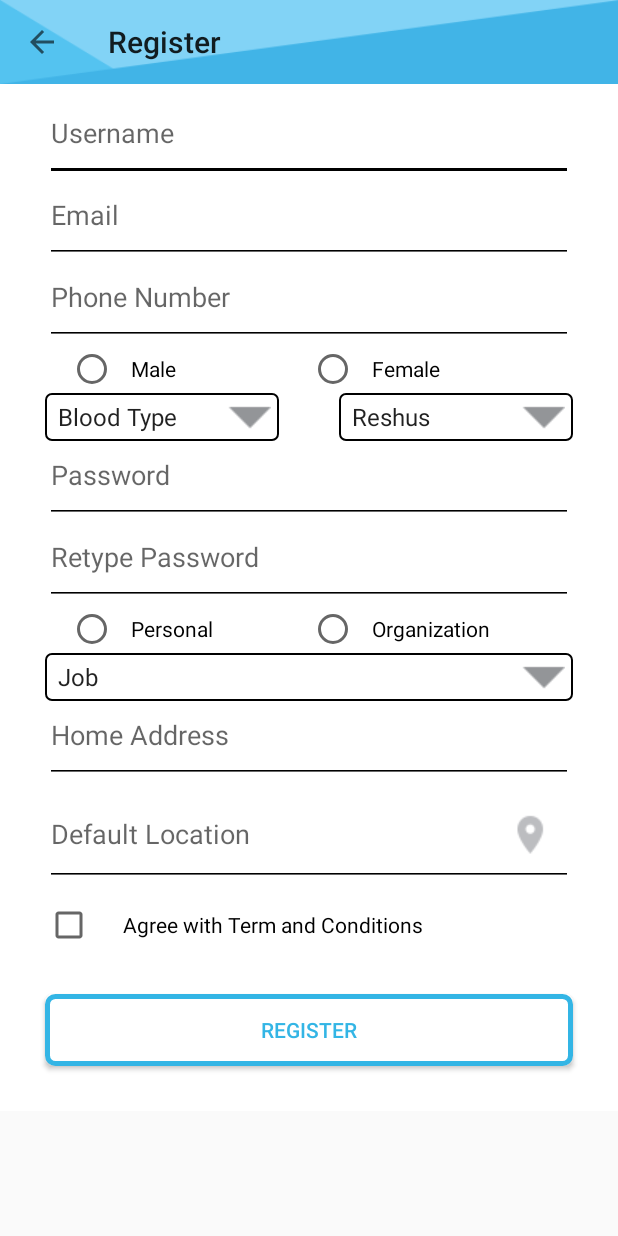
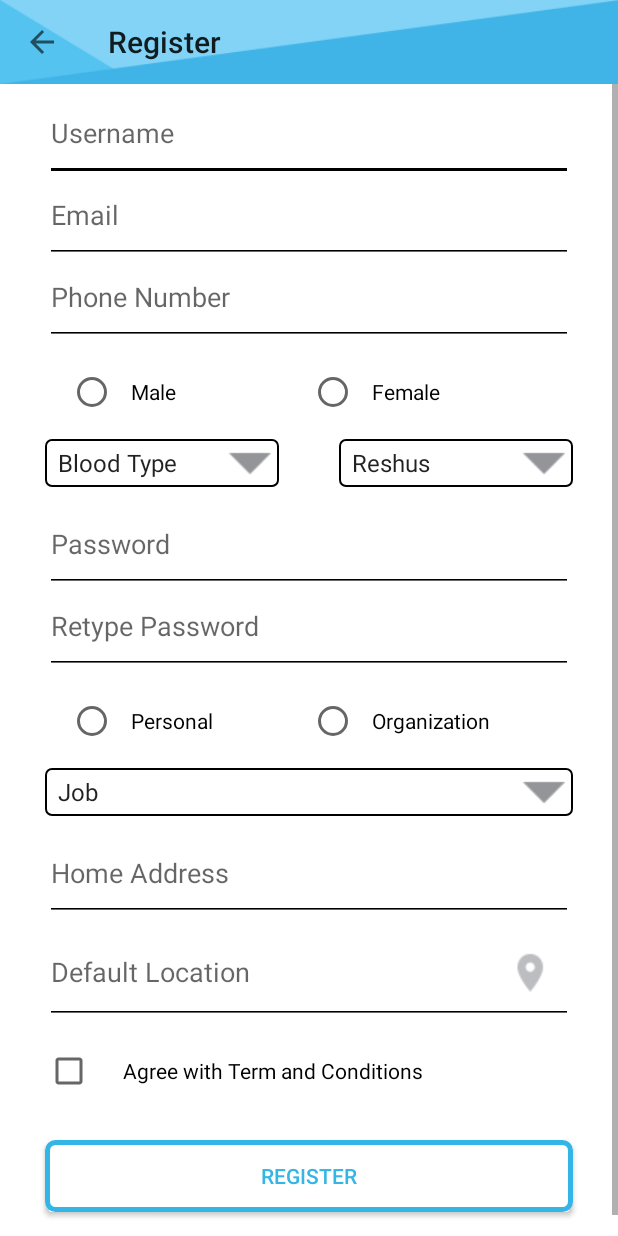
Before and after one commit to kurniawanharry/bloodshare, an Android app: the RegisterActivity screen opened directly, with no data from a screen before it, on a phone screen of 412 x 824 dp. Run offline under Robolectric (Android 15) with nearby library versions, the phone set to English and light mode, and no system bars.

Commit message:
re commit

```diff
--- a/app/src/main/res/layout/activity_home.xml
+++ b/app/src/main/res/layout/activity_home.xml
@@ -49,7 +49,7 @@
         android:layout_height="110dp"
         android:layout_centerHorizontal="true"
         android:layout_marginTop="120dp"
-        android:src="@drawable/hr"
+        android:src="@drawable/pictme"
         app:civ_border_color="@android:color/white"
         app:civ_border_width="5dp"
         app:civ_shadow="true"
--- a/app/src/main/res/layout/activity_login.xml
+++ b/app/src/main/res/layout/activity_login.xml
@@ -54,6 +54,7 @@
                 android:layout_width="match_parent"
                 android:layout_height="wrap_content"
                 android:hint="Password"
+                android:inputType="textPassword"
                 android:backgroundTint="@android:color/white"
                 android:layout_marginLeft="30dp"
                 android:layout_marginRight="30dp"
--- a/app/src/main/res/layout/activity_register.xml
+++ b/app/src/main/res/layout/activity_register.xml
@@ -59,6 +59,7 @@
                 android:layout_width="match_parent"
                 android:layout_height="wrap_content"
                 android:hint="Phone Number"
+                android:inputType="number"
                 android:ems="10"
                 android:backgroundTint="@android:color/black"
                 android:layout_marginRight="30dp"
@@ -69,6 +70,8 @@
             <RadioGroup
                 android:layout_width="match_parent"
                 android:layout_height="wrap_content"
+                android:layout_marginTop="15dp"
+                android:layout_marginBottom="15dp"
                 android:orientation="horizontal">
                 <RadioButton
                     android:layout_width="match_parent"
@@ -89,6 +92,7 @@
             <LinearLayout
                 android:layout_width="match_parent"
                 android:layout_height="wrap_content"
+                android:layout_marginBottom="15dp"
                 android:orientation="horizontal">
 
                 <Spinner
@@ -117,6 +121,7 @@
                 android:layout_width="match_parent"
                 android:layout_height="wrap_content"
                 android:hint="Password"
+                android:inputType="textPassword"
                 android:ems="10"
                 android:backgroundTint="@android:color/black"
                 android:layout_marginRight="30dp"
@@ -128,6 +133,7 @@
                 android:layout_width="match_parent"
                 android:layout_height="wrap_content"
                 android:hint="Retype Password"
+                android:inputType="textPassword"
                 android:ems="10"
                 android:backgroundTint="@android:color/black"
                 android:layout_marginRight="30dp"
@@ -138,6 +144,8 @@
             <RadioGroup
                 android:layout_width="match_parent"
                 android:layout_height="wrap_content"
+                android:layout_marginTop="15dp"
+                android:layout_marginBottom="15dp"
                 android:orientation="horizontal">
 
                 <RadioButton
@@ -162,6 +170,7 @@
                 android:entries="@array/spinn3"
                 android:layout_marginLeft="30dp"
                 android:layout_marginRight="30dp"
+                android:layout_marginBottom="15dp"
                 android:background="@drawable/spinner_mod">
             </Spinner>
 
@@ -191,7 +200,7 @@
                 android:layout_height="wrap_content"
                 android:layout_marginRight="30dp"
                 android:layout_marginLeft="30dp"
-                android:layout_marginTop="10dp"
+                android:layout_marginTop="15dp"
                 android:paddingLeft="20dp"
                 android:text="Agree with Term and Conditions"/>
 
```
Also changed, not shown: app/src/main/res/drawable/pictme.jpg.
